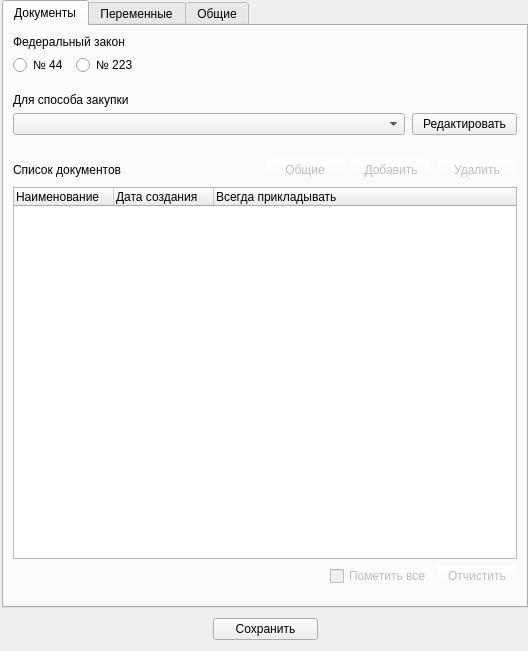
Before: the Qt Designer form interface/ui/settings.ui in Korolev-Oleg/Tend-Manager, drawn with Qt 5.
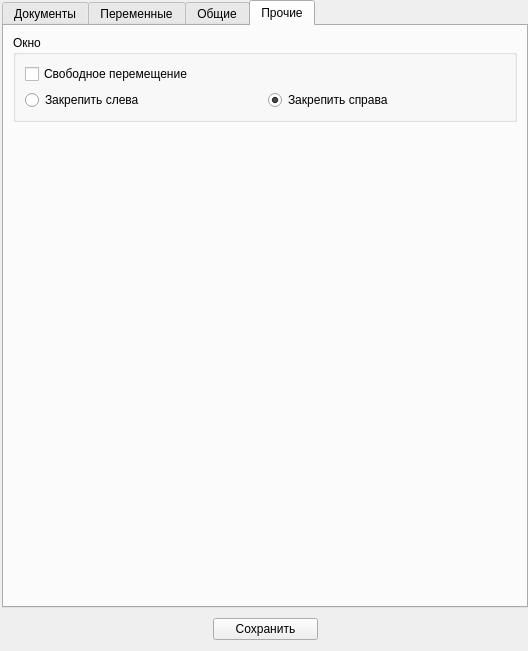
After: the same form once the commit is applied. Icons and pictures are not drawn.

Diff of the .ui file:
```diff
--- a/interface/ui/settings.ui
+++ b/interface/ui/settings.ui
@@ -51,7 +51,7 @@
        </size>
       </property>
       <property name="currentIndex">
-       <number>0</number>
+       <number>3</number>
       </property>
       <widget class="QWidget" name="tab">
        <attribute name="title">
@@ -964,6 +964,63 @@
         </item>
        </layout>
       </widget>
+      <widget class="QWidget" name="tab_6">
+       <attribute name="title">
+        <string>Прочие</string>
+       </attribute>
+       <layout class="QVBoxLayout" name="verticalLayout_11">
+        <item>
+         <widget class="QGroupBox" name="groupBox_6">
+          <property name="title">
+           <string>Окно</string>
+          </property>
+          <layout class="QVBoxLayout" name="verticalLayout_12">
+           <item>
+            <layout class="QGridLayout" name="gridLayout_4">
+             <item row="1" column="0">
+              <widget class="QCheckBox" name="checkBox">
+               <property name="text">
+                <string>Свободное перемещение</string>
+               </property>
+              </widget>
+             </item>
+             <item row="2" column="1">
+              <widget class="QRadioButton" name="radioButton">
+               <property name="text">
+                <string>Закрепить справа</string>
+               </property>
+               <property name="checked">
+                <bool>true</bool>
+               </property>
+              </widget>
+             </item>
+             <item row="2" column="0">
+              <widget class="QRadioButton" name="radioButton_2">
+               <property name="text">
+                <string>Закрепить слева</string>
+               </property>
+              </widget>
+             </item>
+            </layout>
+           </item>
+          </layout>
+         </widget>
+        </item>
+        <item>
+         <spacer name="verticalSpacer_2">
+          <property name="orientation">
+           <enum>Qt::Vertical</enum>
+          </property>
+          <property name="sizeHint" stdset="0">
+           <size>
+            <width>20</width>
+            <height>40</height>
+           </size>
+          </property>
+         </spacer>
+        </item>
+       </layout>
+      </widget>
      </widget>
     </item>
     <item>
```
